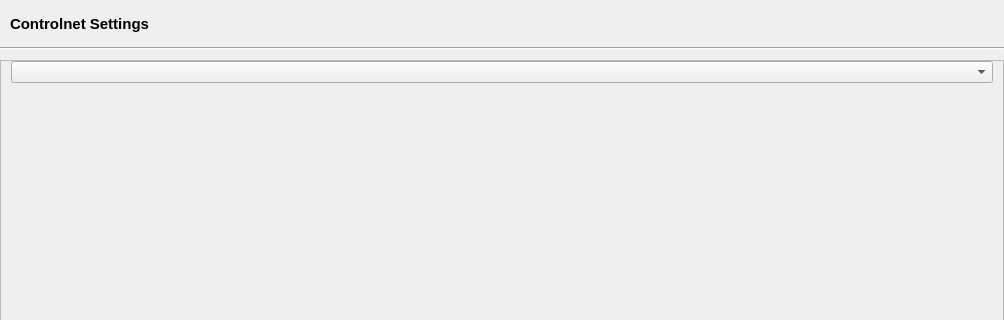
Above: src/airunner/widgets/controlnet/templates/controlnet_settings_widget.ui from Capsize-Games/airunner before the change; both pictures show x 0 to 1004 and y 0 to 320 of the 1004 by 622 pixel window. Below: the same form after it.
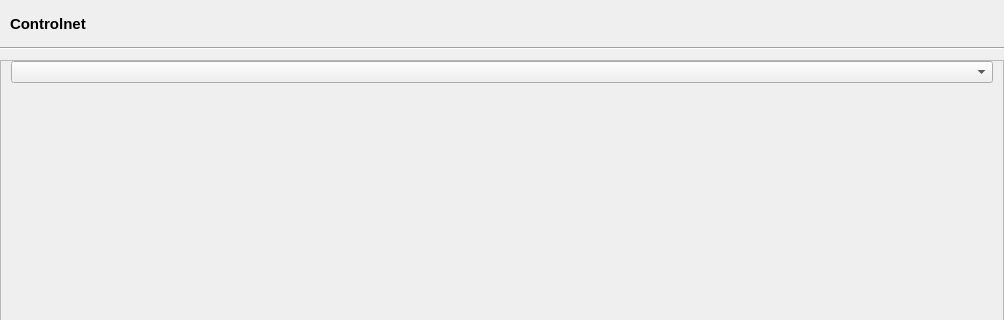
That is the form after the change. Custom widgets are drawn as their Qt base class.

What changed in the file:
```diff
--- a/src/airunner/widgets/controlnet/templates/controlnet_settings_widget.ui
+++ b/src/airunner/widgets/controlnet/templates/controlnet_settings_widget.ui
@@ -223,7 +223,7 @@
          </font>
         </property>
         <property name="text">
-         <string>Controlnet Settings</string>
+         <string>Controlnet</string>
         </property>
        </widget>
       </item>
```
